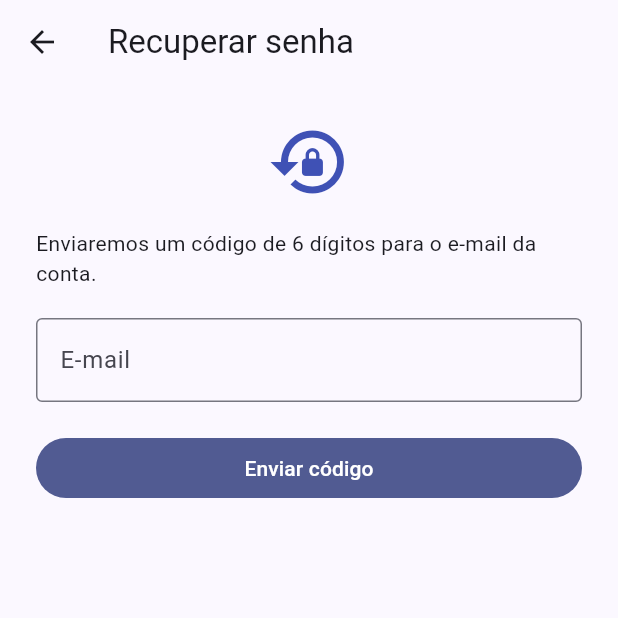
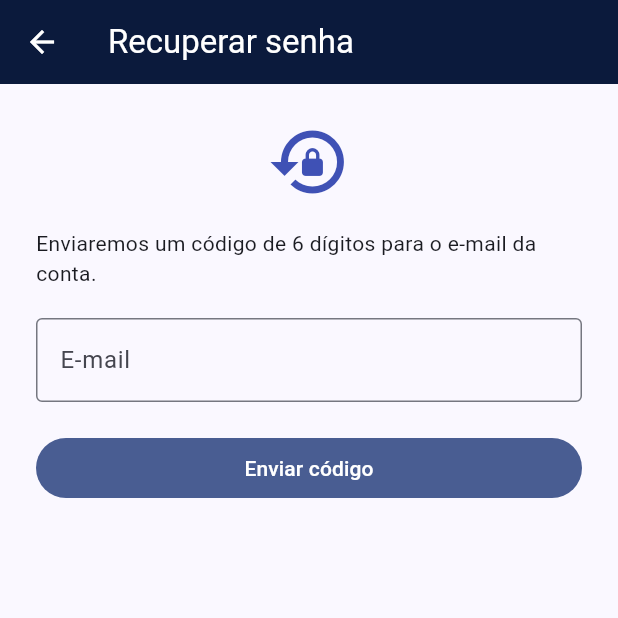
Before and after one commit to gasiepgodoy/Hackathon-TV-Box-E10, a Flutter app: the screen it shows after launch, after a tap on "Entrar", after a tap on "Esqueci minha senha", on a phone screen of 412 x 824 dp, the top half of it. Run offline on Flutter 3.47's test engine with Material 3 defaults, Android fonts, the phone set to English and light mode, and no system bars; our stand-ins replace chewie, firebase_core, firebase_messaging, qr_flutter, share_plus, shared_preferences and 1 more; missing offline and left inert: flutter_webrtc, wifi_scan; accounts and stored records are empty; network calls fail.

Commit message:
Identidade Guardian Co.: GuardianBox e Guardian Hub
Tres nomes, cada um para uma coisa: Guardian Co. e a empresa, GuardianBox e a
central (a TV Box com Linux) e Guardian Hub e o aplicativo. O readme ganha o
titulo oficial, o resumo e a lista de autores.

O simbolo -- arco de palpebra, G aberto com barra ate o ponto -- foi recriado
por geometria em Python (arco, circulo, linha, ponto) e desenhado em 4x com
reducao LANCZOS. Sai dele o icone do launcher nas cinco densidades, a marca da
tela de login e o lockup "Guardian Co." do readme, em Courier negrito. Se
houver o arquivo original do logo, e so trocar os PNGs em app/assets/ e nas
pastas mipmap; nada mais referencia o desenho.

No app: rotulo "Guardian Hub" no lugar de "secbox_app", navy do logo
(#0B1A3C) como cor-semente e barra superior navy em todas as telas, marca no
lugar do escudo generico do login.

O que NAO muda, de proposito: o applicationId (com.secbox.secbox_app) -- trocar
faria o Android tratar como outro app e ninguem atualizaria por cima; os nomes
internos dos servicos (secbox-*) na box, invisiveis ao usuario; e o nome do
asset secbox.apk, porque o QR impresso aponta para ele.

Co-Authored-By: Claude Fable 5.1 <noreply@anthropic.com>

```diff
--- a/Projeto Equipe 7/app/lib/login_page.dart
+++ b/Projeto Equipe 7/app/lib/login_page.dart
@@ -51,7 +51,21 @@ class _LoginPageState extends State<LoginPage> {
         child: Column(
           mainAxisAlignment: MainAxisAlignment.center,
           children: [
-            const Icon(Icons.shield, size: 64, color: Colors.indigo),
+            // Marca Guardian Co. sobre um disco navy, para ler bem no fundo
+            // claro da tela.
+            Container(
+              width: 96,
+              height: 96,
+              decoration: const BoxDecoration(
+                color: Color(0xFF0B1A3C),
+                shape: BoxShape.circle,
+              ),
+              padding: const EdgeInsets.all(10),
+              child: Image.asset('assets/marca.png'),
+            ),
+            const SizedBox(height: 8),
+            const Text('Guardian Hub',
+                style: TextStyle(fontSize: 22, fontWeight: FontWeight.w600)),
             const SizedBox(height: 24),
             TextField(
               controller: _email,
--- a/Projeto Equipe 7/app/lib/main.dart
+++ b/Projeto Equipe 7/app/lib/main.dart
@@ -8,17 +8,26 @@ import 'push_service.dart';
 void main() async {
   WidgetsFlutterBinding.ensureInitialized();
   await PushService.initApp();
-  runApp(const SecBoxApp());
+  runApp(const GuardianHubApp());
 }
 
-class SecBoxApp extends StatelessWidget {
-  const SecBoxApp({super.key});
+class GuardianHubApp extends StatelessWidget {
+  const GuardianHubApp({super.key});
   @override
   Widget build(BuildContext context) {
     return MaterialApp(
-      title: 'SecBox',
+      title: 'Guardian Hub',
       debugShowCheckedModeBanner: false,
-      theme: ThemeData(colorSchemeSeed: Colors.indigo, useMaterial3: true),
+      // Identidade Guardian Co.: navy do logo como cor-semente e barra
+      // superior navy com texto branco em todas as telas.
+      theme: ThemeData(
+        colorSchemeSeed: const Color(0xFF0B1A3C),
+        useMaterial3: true,
+        appBarTheme: const AppBarTheme(
+          backgroundColor: Color(0xFF0B1A3C),
+          foregroundColor: Colors.white,
+        ),
+      ),
       // O app é todo em português, mas os seletores de data e hora são widgets
       // do sistema: sem declarar o idioma eles saem em inglês, e o de hora vem
       // em AM/PM. Como pt_BR é o único suportado, qualquer idioma do aparelho
```
Also changed, not shown: Projeto Equipe 7/app/pubspec.yaml (+5 -5 lines), Projeto Equipe 7/app/assets/guardian-co.png (added), Projeto Equipe 7/app/assets/marca.png (added), 7 other files.
